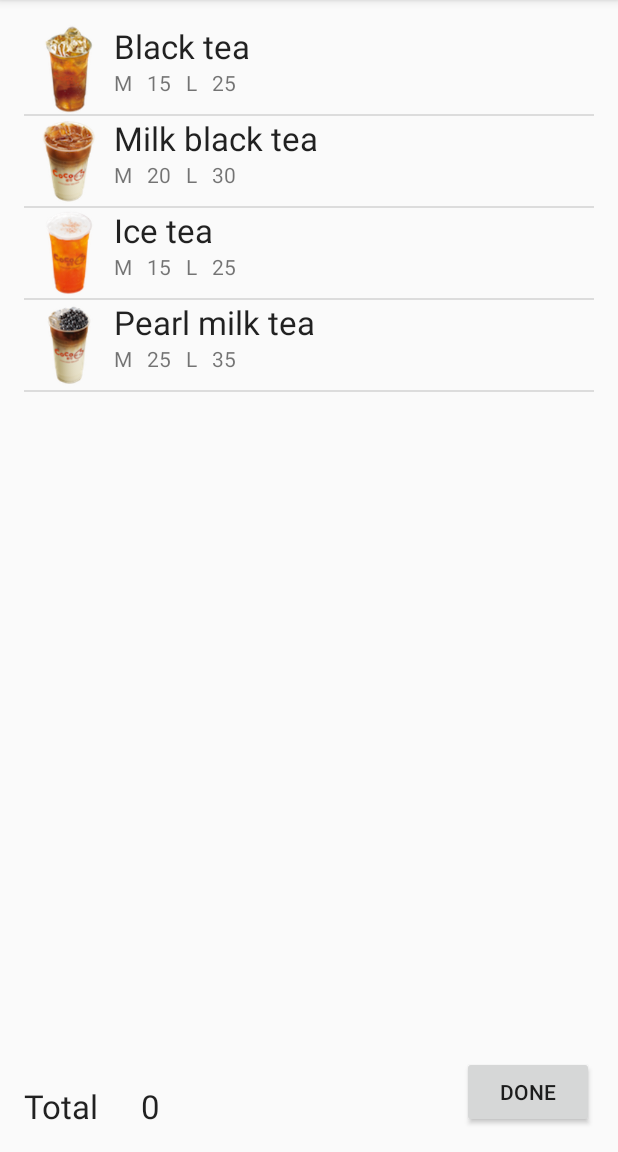
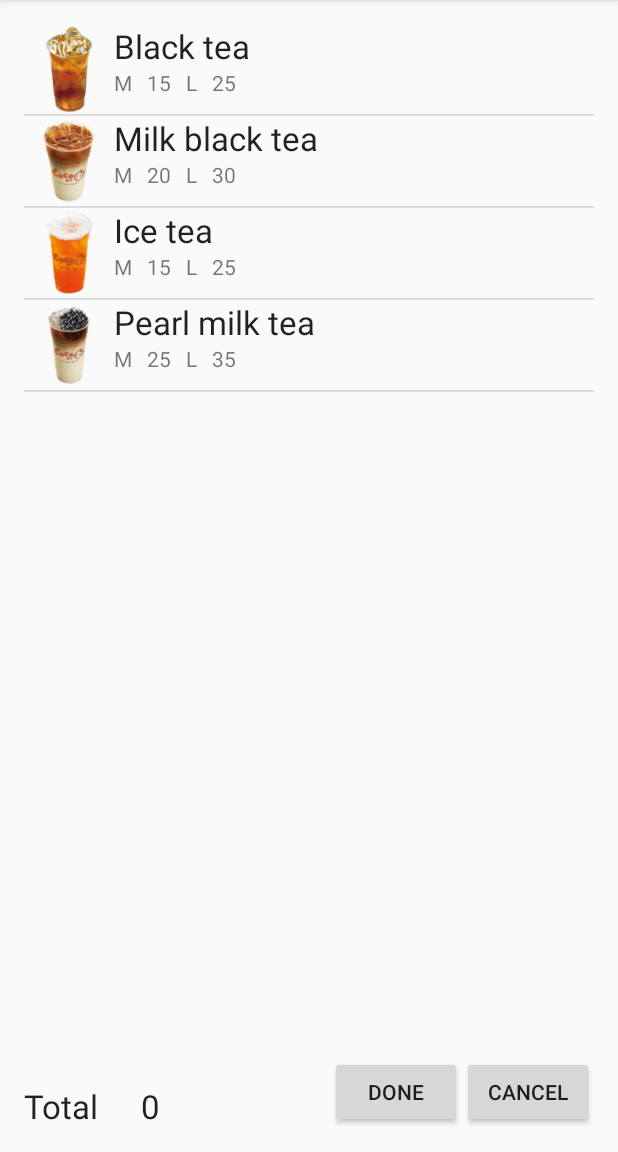
Before and after one commit to Crazy3TW/android_class_271, an Android app: the screen it shows after launch (DrinkMenuActivity), after a tap on "MENU", on a phone screen of 412 x 824 dp, the part 84-1236 px from its top. Run offline under Robolectric (Android 15) with nearby library versions, the phone set to English and light mode, and no system bars; 2 other taps on this screen came first.

Commit message:
Create Done and Canceled Button

```diff
--- a/SimpleUI/app/src/main/java/com/example/user/simpleui/MainActivity.java
+++ b/SimpleUI/app/src/main/java/com/example/user/simpleui/MainActivity.java
@@ -21,6 +21,8 @@ import java.util.ArrayList;
 import java.util.List;
 
 public class MainActivity extends AppCompatActivity {
+
+    final static int REQUEST_CODE_DRINK_MENU_ACTIVITY = 0;
 
     TextView textView;
     EditText editText;
@@ -108,7 +110,19 @@ public class MainActivity extends AppCompatActivity {
     public void goToMenu(View view){
         Intent intent = new Intent();
         intent.setClass(this, DrinkMenuActivity.class);
-        startActivity(intent);
+        startActivityForResult(intent, REQUEST_CODE_DRINK_MENU_ACTIVITY);
+    }
+
+    @Override
+    protected void onActivityResult(int requestCode, int resultCode, Intent data) {
+        super.onActivityResult(requestCode, resultCode, data);
+        if(requestCode == REQUEST_CODE_DRINK_MENU_ACTIVITY){
+            if(resultCode == RESULT_OK){
+                Toast.makeText(this, "Done", Toast.LENGTH_LONG).show();
+            }else if(resultCode == RESULT_CANCELED){
+                Toast.makeText(this, "Canceled", Toast.LENGTH_LONG).show();
+            }
+        }
     }
 
     @Override
--- a/SimpleUI/app/src/main/res/layout/activity_drink_menu.xml
+++ b/SimpleUI/app/src/main/res/layout/activity_drink_menu.xml
@@ -45,7 +45,18 @@
         android:layout_height="wrap_content"
         android:text="Done"
         android:id="@+id/doneButton"
-        android:layout_alignParentBottom="true"
+        android:onClick="done"
+        android:layout_alignBottom="@+id/totalTextView"
+        android:layout_toLeftOf="@+id/cancelButton"
+        android:layout_toStartOf="@+id/cancelButton" />
+
+    <Button
+        android:layout_width="wrap_content"
+        android:layout_height="wrap_content"
+        android:text="Cancel"
+        android:id="@+id/cancelButton"
+        android:layout_alignBottom="@+id/doneButton"
         android:layout_alignParentRight="true"
-        android:layout_alignParentEnd="true" />
+        android:layout_alignParentEnd="true"
+        android:onClick="cancel" />
 </RelativeLayout>
```
Also changed, not shown: SimpleUI/app/src/main/java/com/example/user/simpleui/DrinkMenuActivity.java (+13 -0 lines).
